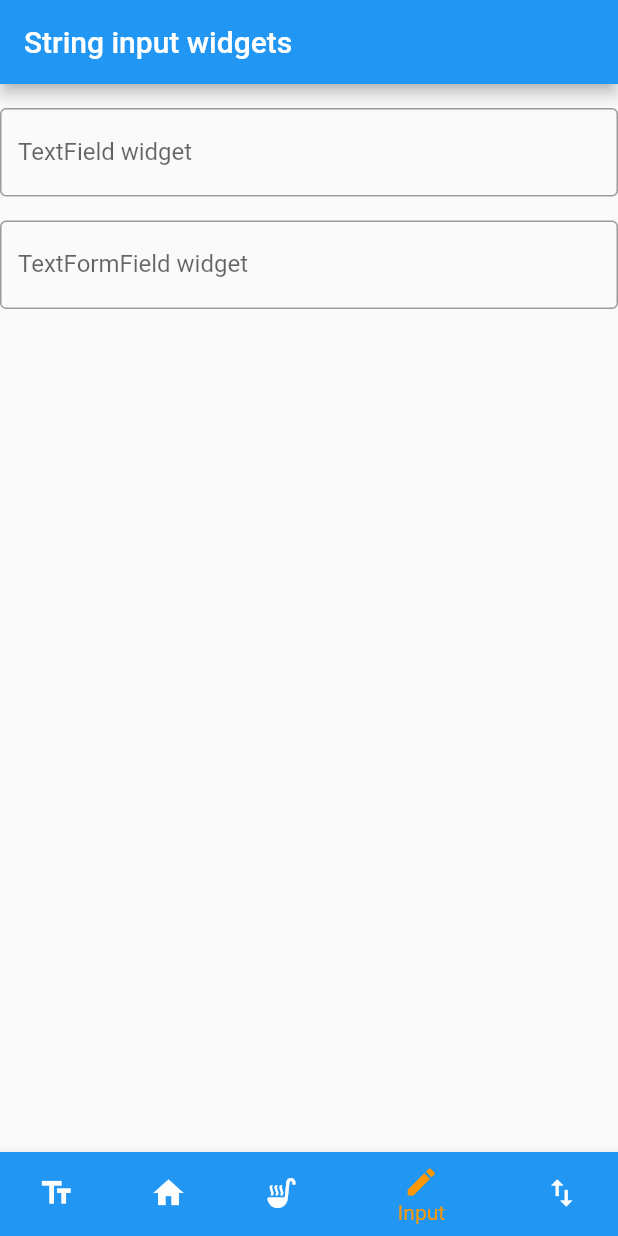
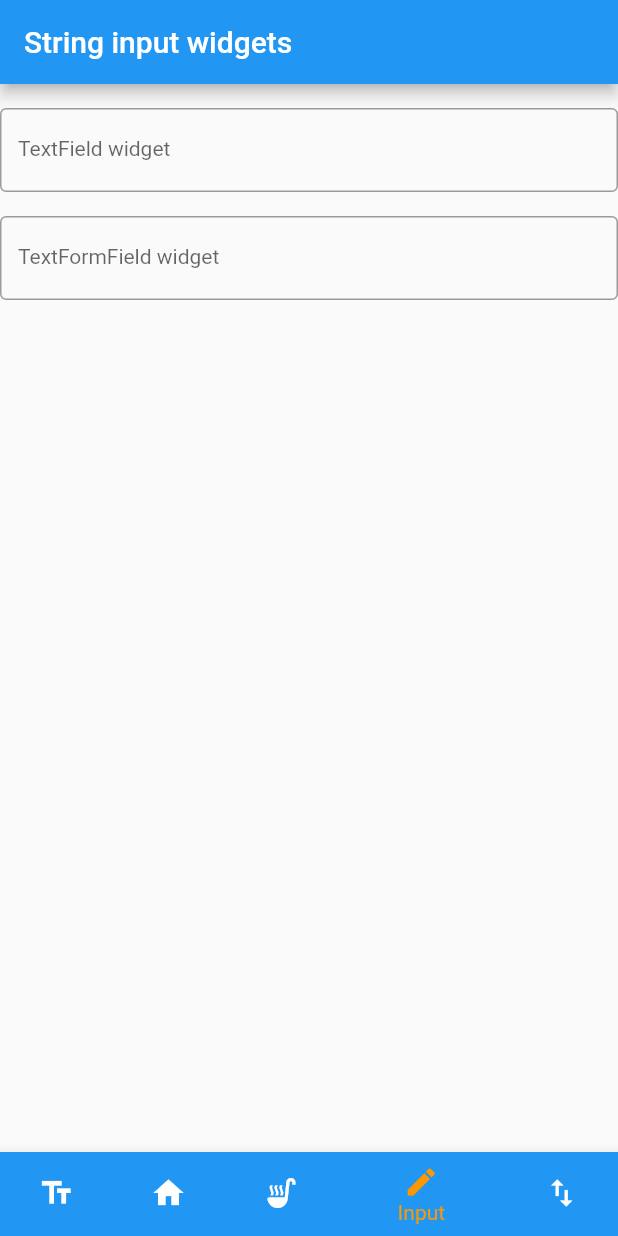
Before and after one commit to yfujiki/dynamic_size_text, a Flutter app: the screen it shows after launch, item 4 of the bottom bar chosen, on a phone screen of 412 x 824 dp. Run offline on Flutter 3.47's test engine with Material 2 defaults, Android fonts, the phone set to English and light mode, and no system bars.

Commit message:
Added MyText(Form)Field

```diff
--- /dev/null
+++ b/lib/my_text_field.dart
@@ -0,0 +1,68 @@
+import 'package:flutter/material.dart';
+import 'package:flutter/services.dart';
+
+class MyTextField extends StatelessWidget {
+  final TextStyle? style;
+  final FocusNode? focusNode;
+  final TextEditingController? controller;
+  final String? hintText;
+  final bool? isPassword;
+  final bool? isMultiline;
+  final VoidCallback? onEditingComplete;
+  final Function(String)? onChanged;
+  final int? minLines;
+  final int? maxLines;
+  final Color? cursorColor;
+  final EdgeInsets? scrollPadding;
+  final TextInputType? keyboardType;
+  final bool? enabled;
+  final InputDecoration? decoration;
+  final List<TextInputFormatter>? inputFormatters;
+
+  const MyTextField({
+    this.controller,
+    this.hintText,
+    this.style,
+    this.focusNode,
+    this.scrollPadding,
+    this.isMultiline,
+    this.isPassword,
+    this.onEditingComplete,
+    this.minLines,
+    this.maxLines,
+    this.cursorColor,
+    this.keyboardType,
+    this.onChanged,
+    this.enabled,
+    this.decoration,
+    this.inputFormatters,
+    Key? key,
+  }) : super(key: key);
+
+  @override
+  Widget build(BuildContext context) {
+    final fontSize = style?.fontSize == null
+        ? 14 / MediaQuery.textScaleFactorOf(context)
+        : style!.fontSize! / MediaQuery.textScaleFactorOf(context);
+    final textStyle = style == null
+        ? TextStyle(fontSize: fontSize)
+        : style!.copyWith(fontSize: fontSize);
+
+    return TextField(
+      enabled: enabled,
+      focusNode: focusNode,
+      controller: controller,
+      style: textStyle,
+      onChanged: onChanged,
+      obscureText: isPassword ?? false,
+      minLines: minLines,
+      maxLines: maxLines ?? 1,
+      onEditingComplete: onEditingComplete,
+      cursorColor: cursorColor,
+      keyboardType: keyboardType,
+      scrollPadding: scrollPadding ?? const EdgeInsets.all(20),
+      decoration: decoration,
+      inputFormatters: inputFormatters,
+    );
+  }
+}
--- /dev/null
+++ b/lib/my_text_form_field.dart
@@ -0,0 +1,74 @@
+import 'package:flutter/material.dart';
+import 'package:flutter/services.dart';
+
+class MyTextFormField extends StatelessWidget {
+  final TextStyle? style;
+  final FocusNode? focusNode;
+  final TextEditingController? controller;
+  final String? hintText;
+  final bool? isPassword;
+  final bool? isMultiline;
+  final VoidCallback? onEditingComplete;
+  final Function(String)? onSubmitted;
+  final Function(String)? onChanged;
+  final int? minLines;
+  final int? maxLines;
+  final Color? cursorColor;
+  final EdgeInsets? scrollPadding;
+  final TextInputType? keyboardType;
+  final bool? enabled;
+  final String? Function(String?)? validator;
+  final InputDecoration? decoration;
+  final List<TextInputFormatter>? inputFormatters;
+
+  const MyTextFormField({
+    this.controller,
+    this.hintText,
+    this.style,
+    this.focusNode,
+    this.scrollPadding,
+    this.isMultiline,
+    this.isPassword,
+    this.onEditingComplete,
+    this.onSubmitted,
+    this.minLines,
+    this.maxLines,
+    this.cursorColor,
+    this.keyboardType,
+    this.onChanged,
+    this.enabled,
+    this.validator,
+    this.decoration,
+    this.inputFormatters,
+    Key? key,
+  }) : super(key: key);
+
+  @override
+  Widget build(BuildContext context) {
+    final fontSize = style?.fontSize == null
+        ? 14 / MediaQuery.textScaleFactorOf(context)
+        : style!.fontSize! / MediaQuery.textScaleFactorOf(context);
+    final textStyle = style == null
+        ? TextStyle(fontSize: fontSize)
+        : style!.copyWith(fontSize: fontSize);
+
+    return TextFormField(
+      enabled: enabled,
+      focusNode: focusNode,
+      controller: controller,
+      style: textStyle,
+      onChanged: onChanged,
+      obscureText: isPassword ?? false,
+      minLines: minLines,
+      maxLines: maxLines ?? 1,
+      onEditingComplete: onEditingComplete,
+      validator: validator,
+      onFieldSubmitted: onSubmitted,
+      cursorColor: cursorColor,
+      keyboardType: keyboardType,
+      scrollPadding: scrollPadding ?? const EdgeInsets.all(20),
+      decoration: decoration,
+      inputFormatters: inputFormatters,
+    );
+  }
+}
--- a/lib/text_input_widgets.dart
+++ b/lib/text_input_widgets.dart
@@ -1,4 +1,7 @@
 import 'package:flutter/material.dart';
+
+import 'my_text_field.dart';
+import 'my_text_form_field.dart';
 
 class TextInputWidgetsTab extends StatelessWidget {
   const TextInputWidgetsTab({super.key});
@@ -6,17 +9,17 @@ class TextInputWidgetsTab extends StatelessWidget {
   @override
   Widget build(BuildContext context) {
     return Center(
-      child: Column(children: [
-        const SizedBox(height: 16),
-        const TextField(
+      child: Column(children: const [
+        SizedBox(height: 16),
+        MyTextField(
           decoration: InputDecoration(
             border: OutlineInputBorder(),
             labelText: 'TextField widget',
           ),
         ),
-        const SizedBox(height: 16),
-        TextFormField(
-          decoration: const InputDecoration(
+        SizedBox(height: 16),
+        MyTextFormField(
+          decoration: InputDecoration(
             border: OutlineInputBorder(),
             labelText: 'TextFormField widget',
           ),
```
